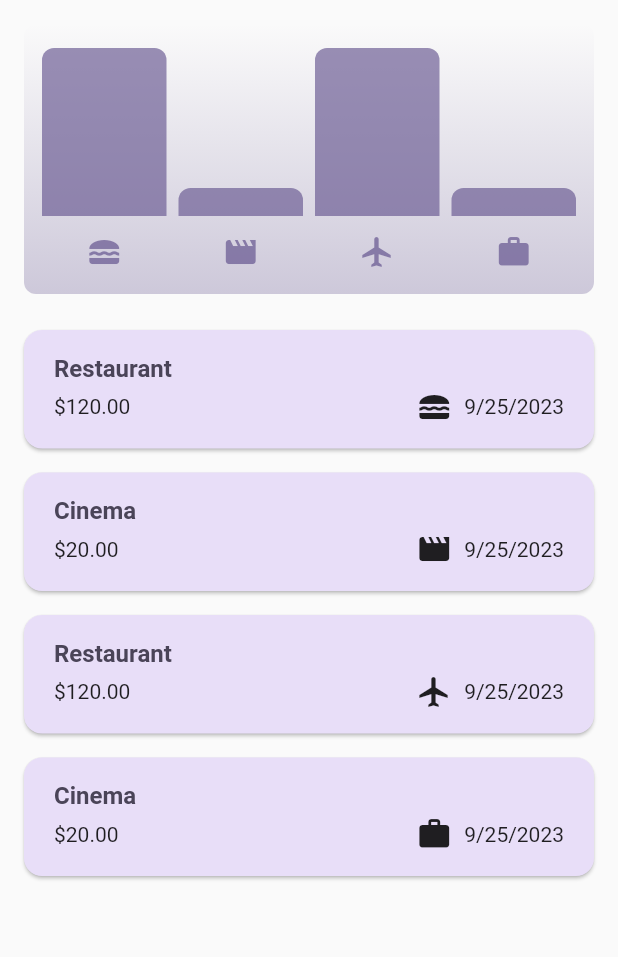
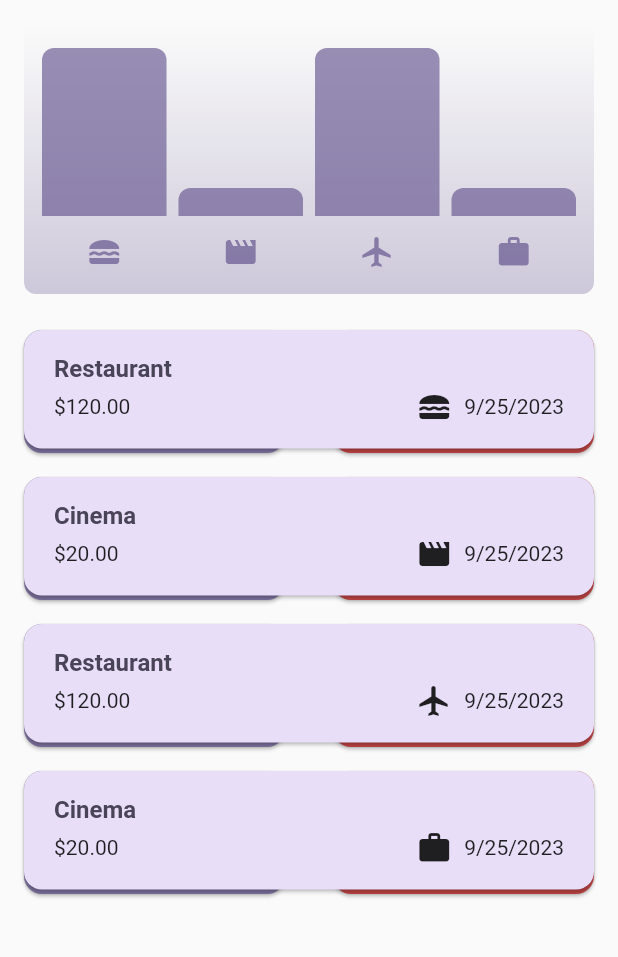
Before and after one commit to nokacper24/mobile-apps-course, a Flutter app: the screen it shows after launch, on a phone screen of 412 x 824 dp, the part 84-1041 px from its top. Run offline on Flutter 3.47's test engine with Material 2 defaults, Android fonts, the phone set to English and light mode, and no system bars; our stand-ins replace google_fonts.

```diff
--- a/expense_tracker/lib/expenses_screen/expenses_list/expenses_list.dart
+++ b/expense_tracker/lib/expenses_screen/expenses_list/expenses_list.dart
@@ -26,35 +26,32 @@ class ExpensesList extends StatelessWidget {
     return ListView.builder(
       itemCount: expenses.length,
       itemBuilder: (context, index) {
-        var background = Container(
-          color: Theme.of(context).colorScheme.primary.withOpacity(0.75),
-          margin: EdgeInsets.symmetric(
-            horizontal: Theme.of(context).cardTheme.margin!.horizontal,
+        var expenseItem = ExpenseItem(expense: expenses[index]);
+        return Stack(
+          children: [
+            Row(
+              mainAxisAlignment: MainAxisAlignment.spaceBetween,
+              children: [
+                DismissableCardBackground(
+                  // Edit background
+                  backgroundColor:
+                      Theme.of(context).colorScheme.primary.withOpacity(0.75),
+                  icon: Icons.draw,
+                  iconAlignment: Alignment.centerLeft,
+                  height: 82,
                 ),
-          padding: const EdgeInsets.only(left: 5),
-          alignment: Alignment.centerLeft,
-          child: const Icon(Icons.draw),
-        );
-
-        var secondaryBackground = Container(
-          color: Theme.of(context).colorScheme.error.withOpacity(0.75),
-          margin: EdgeInsets.symmetric(
-            horizontal: Theme.of(context).cardTheme.margin!.horizontal,
+                DismissableCardBackground(
+                  // Delete background
+                  backgroundColor:
+                      Theme.of(context).colorScheme.error.withOpacity(0.75),
+                  icon: Icons.delete,
+                  iconAlignment: Alignment.centerRight,
+                  height: 82,
+                )
+              ],
             ),
-          padding: const EdgeInsets.only(right: 5),
-          alignment: Alignment.centerRight,
-          child: const Icon(Icons.delete),
-        );
-
-        return Dismissible(
-          dismissThresholds: const {
-            DismissDirection.endToStart:
-                0.4, // greater threshold for delete, avoid accidental delete
-            DismissDirection.startToEnd: 0.2, // smaller threshold for update
-          },
+            Dismissible(
                 key: ValueKey(expenses[index]),
-          background: background,
-          secondaryBackground: secondaryBackground,
                 confirmDismiss: (direction) {
                   if (direction == DismissDirection.endToStart) {
                     // delete -> dismiss
@@ -72,9 +69,50 @@ class ExpensesList extends StatelessWidget {
                     // will never be called, dismiss rejected, see `confirmDismiss` above
                   }
                 },
-          child: ExpenseItem(expense: expenses[index]),
+                dismissThresholds: const {
+                  DismissDirection.endToStart:
+                      0.4, // greater threshold for delete, avoid accidental delete
+                  DismissDirection.startToEnd:
+                      0.2, // smaller threshold for update
+                },
+                child: expenseItem),
+          ],
         );
       },
     );
   }
 }
+
+/// A background for a dismissable card.
+/// It is better than the default background because it is not clipped.
+/// [icon] is the icon to be displayed.
+/// [backgroundColor] is the background color.
+/// [iconAlignment] is the alignment of the icon.
+/// [height] is the height of the background.
+class DismissableCardBackground extends StatelessWidget {
+  const DismissableCardBackground(
+      {super.key,
+      required this.icon,
+      required this.backgroundColor,
+      required this.iconAlignment,
+      required this.height});
+  final IconData icon;
+  final Color backgroundColor;
+  final Alignment iconAlignment;
+  final double height;
+
+  @override
+  Widget build(BuildContext context) {
+    return Expanded(
+      child: Card(
+        color: backgroundColor,
+        child: Container(
+          padding: const EdgeInsets.symmetric(horizontal: 10),
+          height: height,
+          alignment: iconAlignment,
+          child: Icon(icon),
+        ),
+      ),
+    );
+  }
+}
```
Lines whose indentation alone changed are shown as unchanged.
